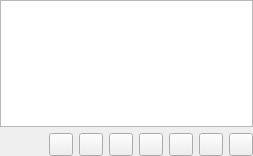
Old version of the form gui/streamspage.ui in the repository polpo/cantata-mac.
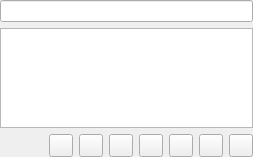
New version of the form. Custom widgets are drawn as their Qt base class.

Patch:
```diff
--- a/gui/streamspage.ui
+++ b/gui/streamspage.ui
@@ -7,7 +7,7 @@
     <x>0</x>
     <y>0</y>
     <width>253</width>
-    <height>156</height>
+    <height>157</height>
    </rect>
   </property>
   <property name="windowTitle">
@@ -18,13 +18,20 @@
     <number>0</number>
    </property>
    <item row="0" column="0" colspan="8">
+    <widget class="LineEdit" name="search">
+     <property name="toolTip">
+      <string/>
+     </property>
+    </widget>
+   </item>
+   <item row="1" column="0" colspan="8">
     <widget class="TreeView" name="view">
      <property name="rootIsDecorated">
       <bool>false</bool>
      </property>
     </widget>
    </item>
-   <item row="1" column="0">
+   <item row="2" column="0">
     <spacer name="horizontalSpacer">
      <property name="orientation">
       <enum>Qt::Horizontal</enum>
@@ -37,25 +44,25 @@
      </property>
     </spacer>
    </item>
-   <item row="1" column="1">
+   <item row="2" column="1">
     <widget class="QToolButton" name="importStreams"/>
    </item>
-   <item row="1" column="2">
+   <item row="2" column="2">
     <widget class="QToolButton" name="exportStreams"/>
    </item>
-   <item row="1" column="3">
+   <item row="2" column="3">
     <widget class="QToolButton" name="addStream"/>
    </item>
-   <item row="1" column="4">
+   <item row="2" column="4">
     <widget class="QToolButton" name="removeStream"/>
    </item>
-   <item row="1" column="5">
+   <item row="2" column="5">
     <widget class="QToolButton" name="editStream"/>
    </item>
-   <item row="1" column="6">
+   <item row="2" column="6">
     <widget class="QToolButton" name="addToPlaylist"/>
    </item>
-   <item row="1" column="7">
+   <item row="2" column="7">
     <widget class="QToolButton" name="replacePlaylist"/>
    </item>
   </layout>
@@ -66,6 +73,11 @@
    <extends>QTreeView</extends>
    <header>treeview.h</header>
   </customwidget>
+  <customwidget>
+   <class>LineEdit</class>
+   <extends>QLineEdit</extends>
+   <header>lineedit.h</header>
+  </customwidget>
  </customwidgets>
  <resources/>
  <connections/>
```
